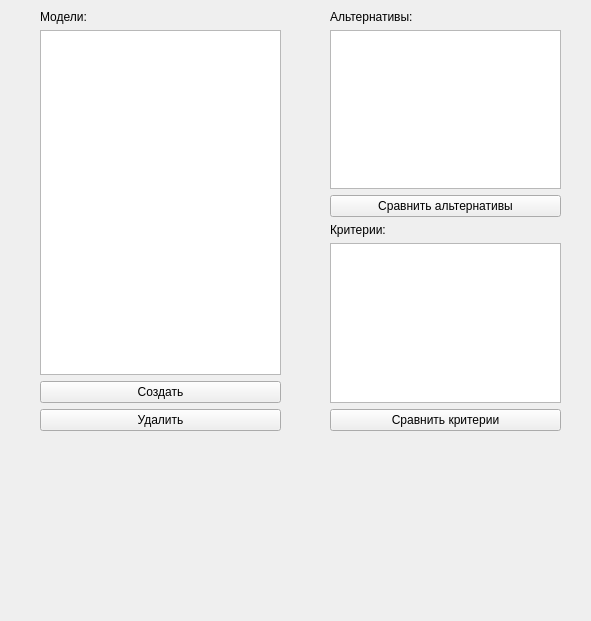
Above: trunk/core/src/ui/StartMenu.ui from braubergiag/decision-models before the change. Below: the same form after it.
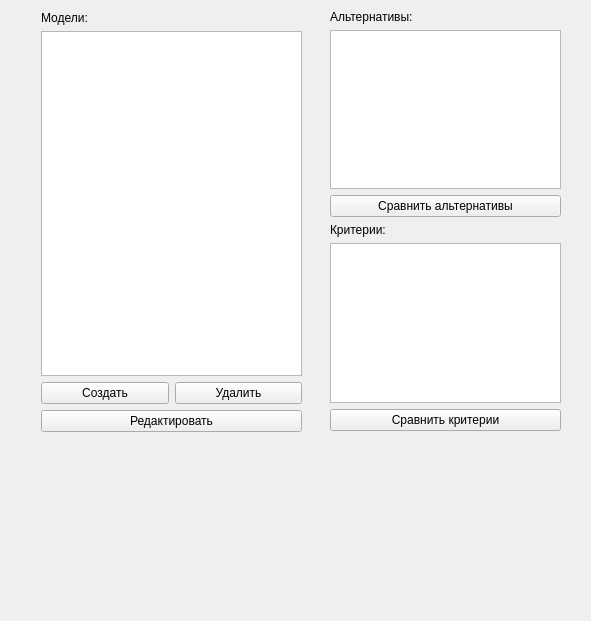
That is the form after the change.

What changed in the file:
```diff
--- a/trunk/core/src/ui/StartMenu.ui
+++ b/trunk/core/src/ui/StartMenu.ui
@@ -62,9 +62,9 @@
   <widget class="QWidget" name="">
    <property name="geometry">
     <rect>
-     <x>40</x>
-     <y>10</y>
-     <width>241</width>
+     <x>41</x>
+     <y>11</y>
+     <width>261</width>
      <height>421</height>
     </rect>
    </property>
@@ -80,6 +80,8 @@
      <widget class="QListWidget" name="modelsList"/>
     </item>
     <item>
+     <layout class="QHBoxLayout" name="horizontalLayout">
+      <item>
      <widget class="QPushButton" name="createModelButton">
       <property name="text">
        <string>Создать</string>
@@ -90,6 +92,15 @@
      <widget class="QPushButton" name="deleteModelButton">
       <property name="text">
        <string>Удалить</string>
+        </property>
+       </widget>
+      </item>
+     </layout>
+    </item>
+    <item>
+     <widget class="QPushButton" name="editModelButton">
+      <property name="text">
+       <string>Редактировать</string>
       </property>
      </widget>
     </item>
```
Left out of the diff: 2 changed lines with no effect on the pictures. Lines whose indentation alone changed are shown as unchanged.
